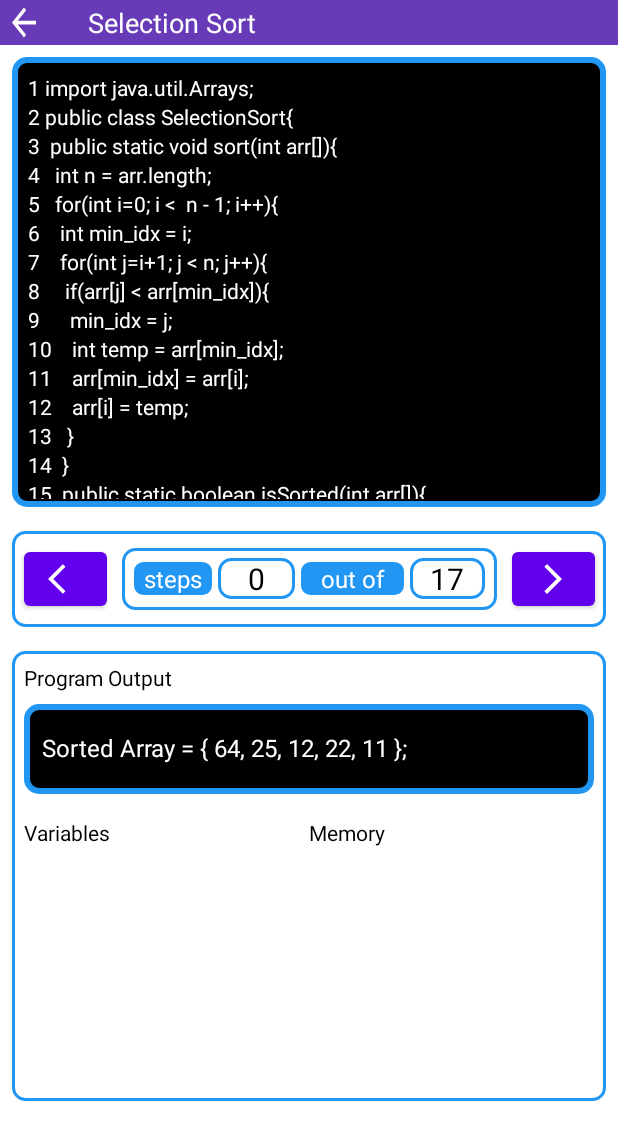
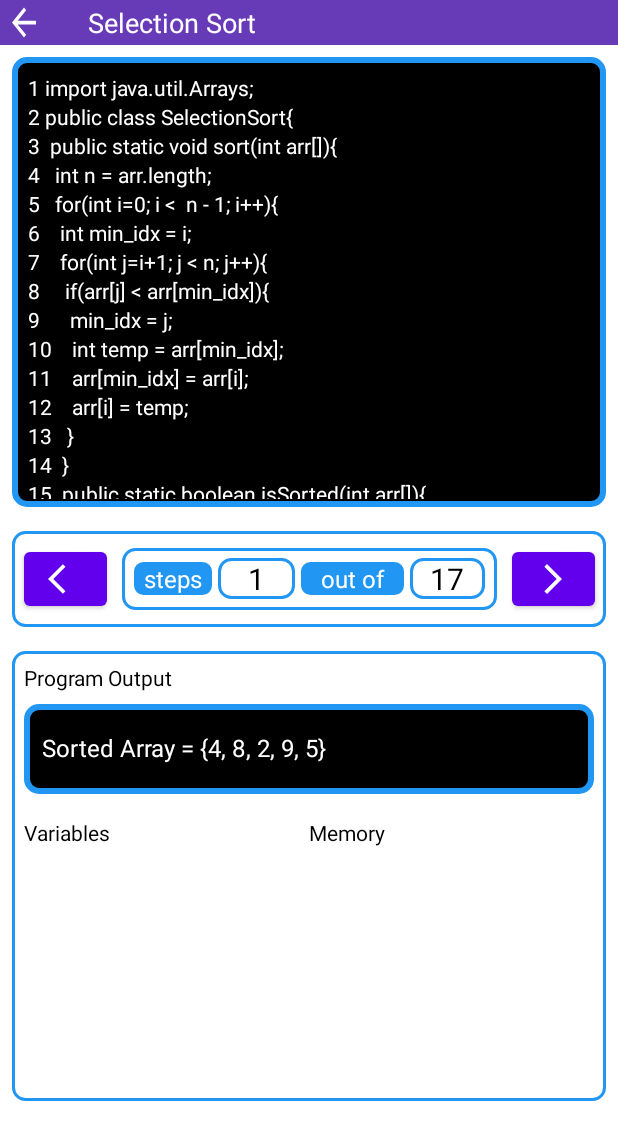
Before and after one commit to SakibvHossain/Algorithm-VA, an Android app: the Selection_Sort screen opened directly, with no data from a screen before it, on a phone screen of 412 x 824 dp. Shown: the top 1140 px of the screen. Run offline under Robolectric (Android 15) with nearby library versions, the phone set to English and light mode, and no system bars; Roboto replaces fonts that are not available here.

Commit message:
important update on Selection_Sort activity

```diff
--- a/app/src/main/java/com/sakibxhossain/gridlayout_practice/Selection_Sort.java
+++ b/app/src/main/java/com/sakibxhossain/gridlayout_practice/Selection_Sort.java
@@ -7,18 +7,110 @@ import android.content.Intent;
 import android.os.Bundle;
 import android.view.View;
 import android.widget.ImageView;
+import android.widget.TextView;
+
+import com.google.android.material.button.MaterialButton;
 
 public class Selection_Sort extends AppCompatActivity {
 
     ImageView analysis_back_btn;
+
+    //Handler button
+    MaterialButton back_btn, forward_btn;
+    //Handler TextView
+    TextView initial_Count, final_Count;
+
+    //Code section textViews
+    TextView selection_25,selection_26,selection_27,selection_28,selection_29,selection_30,selection_31;
+    //Code section textViews
+
+    //track array operations
+      int count = -1;
+    //track array operations
+
+    //Tracking operations
+      int back_track = 0;
+      int forward_track = 0;
+    //Tracking operations
+
+    //counting algo operations
+      int algo_operations = 1;
+    //counting algo operations
 
     @SuppressLint("MissingInflatedId")
     @Override
     protected void onCreate(Bundle savedInstanceState) {
         super.onCreate(savedInstanceState);
         setContentView(R.layout.activity_selection_sort);
+        //Handler Hooks
+           //Button
+             back_btn = findViewById(R.id.handler_back_button);
+             forward_btn = findViewById(R.id.handler_forward_button);
+           //Button
+           //TextView
+             initial_Count = findViewById(R.id.initial_step);
+             final_Count = findViewById(R.id.maximum_step);
+           //TextView
+        //Handler Hooks
+
+
+        //code section TextViews
+        selection_25 = findViewById(R.id.Selection_line_25);
+        selection_26 = findViewById(R.id.Selection_line_26);
+        selection_27 = findViewById(R.id.Selection_line_27);
+        selection_28 = findViewById(R.id.Selection_line_28);
+        selection_29 = findViewById(R.id.Selection_line_29);
+        selection_30 = findViewById(R.id.Selection_line_30);
+        selection_31 = findViewById(R.id.Selection_line_31);
+        //code section Textviews
+
+        TextView[] list_of_views = {selection_25,selection_26,selection_27,selection_28,selection_29,selection_30,selection_31};
+
+        //list_of_views[count].setBackgroundColor(getColor(R.color.completeTransparent));
+
+        //Analysis operations
+          //back operations
+            back_btn.setOnClickListener(new View.OnClickListener() {
+                @Override
+                public void onClick(View view) {
+
+                    if(count > 0){
+                        count--;
+                        back_track = count + 1;
+                        initial_Count.setText(String.valueOf(count+algo_operations));
+                        list_of_views[count].setBackgroundColor(getColor(R.color.transparentWhite));
+                        list_of_views[back_track].setBackgroundColor(getColor(R.color.completeTransparent));
+                    }else if(count==0){
+                        list_of_views[back_track].setBackgroundColor(getColor(R.color.completeTransparent));
+                    }
+                }
+            });
+          //back operations
+
+          //forward operations
+             forward_btn.setOnClickListener(new View.OnClickListener() {
+                 @Override
+                 public void onClick(View view) {
+                     //list_of_views[count].setBackgroundColor(getColor(R.color.completeTransparent));
+
+                     if(count < list_of_views.length - 1){
+                         count++;
+                         if(count==0){
+                             list_of_views[count].setBackgroundColor(getColor(R.color.transparentWhite));
+                         }else {
+                             forward_track = count - 1;
+                             //initial_Count.setText(String.valueOf(count));
+                             list_of_views[forward_track].setBackgroundColor(getColor(R.color.completeTransparent));
+                             list_of_views[count].setBackgroundColor(getColor(R.color.transparentWhite));
+                         }
+                         initial_Count.setText(String.valueOf(count+algo_operations));
+                     }
+                 }
+             });
+          //forward operations
+        //Analysis operations
+
         analysis_back_btn = findViewById(R.id.selection_sort_analysis_back_btn);
-
         analysis_back_btn.setOnClickListener(new View.OnClickListener() {
             @Override
             public void onClick(View view) {
--- a/app/src/main/res/layout/code_section.xml
+++ b/app/src/main/res/layout/code_section.xml
@@ -145,37 +145,44 @@
                 android:textColor="@color/white"
                 android:text="@string/selection_24"/>
             <TextView
+                android:id="@+id/Selection_line_25"
                 android:layout_width="match_parent"
                 android:layout_height="wrap_content"
                 android:textColor="@color/white"
                 android:text="@string/selection_25"/>
             <TextView
+                android:id="@+id/Selection_line_26"
                 android:layout_width="match_parent"
                 android:layout_height="wrap_content"
                 android:textColor="@color/white"
                 android:text="@string/selection_26"/>
             <TextView
+                android:id="@+id/Selection_line_27"
                 android:layout_width="match_parent"
                 android:layout_height="wrap_content"
                 android:textColor="@color/white"
                 android:text="@string/selection_27"/>
 
             <TextView
+                android:id="@+id/Selection_line_28"
                 android:layout_width="match_parent"
                 android:layout_height="wrap_content"
                 android:textColor="@color/white"
                 android:text="@string/selection_28"/>
             <TextView
+                android:id="@+id/Selection_line_29"
                 android:layout_width="match_parent"
                 android:layout_height="wrap_content"
                 android:textColor="@color/white"
                 android:text="@string/selection_29"/>
             <TextView
+                android:id="@+id/Selection_line_30"
                 android:layout_width="match_parent"
                 android:layout_height="wrap_content"
                 android:textColor="@color/white"
                 android:text="@string/selection_30"/>
             <TextView
+                android:id="@+id/Selection_line_31"
                 android:layout_width="match_parent"
                 android:layout_height="wrap_content"
                 android:textColor="@color/white"
--- a/app/src/main/res/layout/handler_section.xml
+++ b/app/src/main/res/layout/handler_section.xml
@@ -49,7 +49,7 @@
             tools:ignore="NestedWeights" />
 
         <TextView
-            android:id="@+id/initial_count"
+            android:id="@+id/initial_step"
             android:layout_width="wrap_content"
             android:layout_height="wrap_content"
             android:layout_gravity="center"
@@ -57,7 +57,7 @@
             android:background="@drawable/handler_stroke_background"
             android:fontFamily="@font/ubuntu_medium"
             android:gravity="center"
-            android:text="0"
+            android:text="@string/_1"
             android:textColor="@color/black"
             android:textSize="20sp" />
 
@@ -77,7 +77,7 @@
             android:textSize="16sp" />
 
         <TextView
-            android:id="@+id/maximum_steps"
+            android:id="@+id/maximum_step"
             android:layout_width="wrap_content"
             android:layout_height="wrap_content"
             android:layout_gravity="center"
--- a/app/src/main/res/values/colors.xml
+++ b/app/src/main/res/values/colors.xml
@@ -8,4 +8,6 @@
     <color name="black">#FF000000</color>
     <color name="white">#FFFFFFFF</color>
     <color name="red">#E91E63</color>
+    <color name="transparentWhite">#9AFFFFFF</color>
+    <color name="completeTransparent">#00FFFFFF</color>
 </resources>
--- a/app/src/main/res/values/strings.xml
+++ b/app/src/main/res/values/strings.xml
@@ -44,7 +44,7 @@
     <string name="selection_22">22&#160;&#160;&#160;}</string>
     <string name="selection_23">23&#160;&#160;}</string>
     <string name="selection_24">24&#160;&#160;public static void main(String[] args){</string>
-    <string name="selection_25">25&#160;&#160;&#160;int[] arr = {64,25,12,22,11};</string>
+    <string name="selection_25">25&#160;&#160;&#160;int[] arr = {4, 8, 2, 9, 5}</string>
     <string name="selection_26">26&#160;&#160;&#160;sort(arr);</string>
     <string name="selection_27">27&#160;&#160;&#160;if(isSorted(arr)){</string>
     <string name="selection_28">28&#160;&#160;&#160;&#160;System.out.println(Arrays.toString(arr));</string>
@@ -52,9 +52,10 @@
     <string name="selection_30">30&#160;&#160;}</string>
     <string name="selection_31">31&#160;}</string>
     <string name="program_output">Program Output</string>
-    <string name="array_demo">Sorted Array = { 64, 25, 12, 22, 11 };</string>
+    <string name="array_demo">Sorted Array = {4, 8, 2, 9, 5}</string>
     <string name="variables">Variables</string>
     <string name="memory">Memory</string>
+    <string name="_1">1</string>
 
 
 </resources>
```
